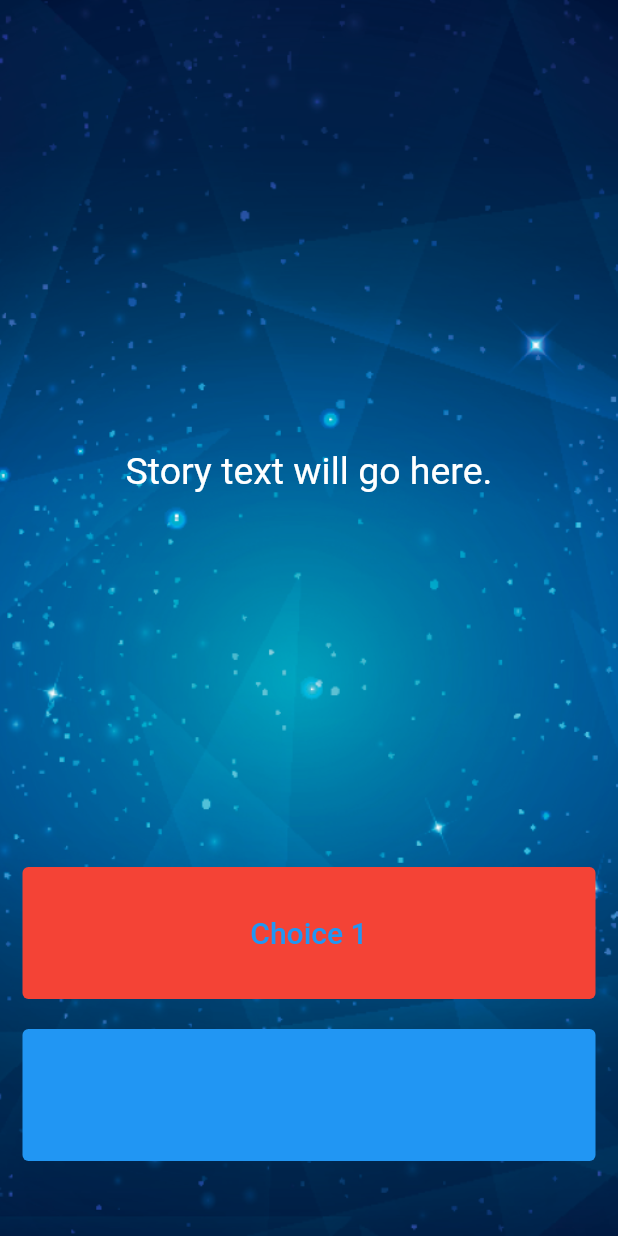
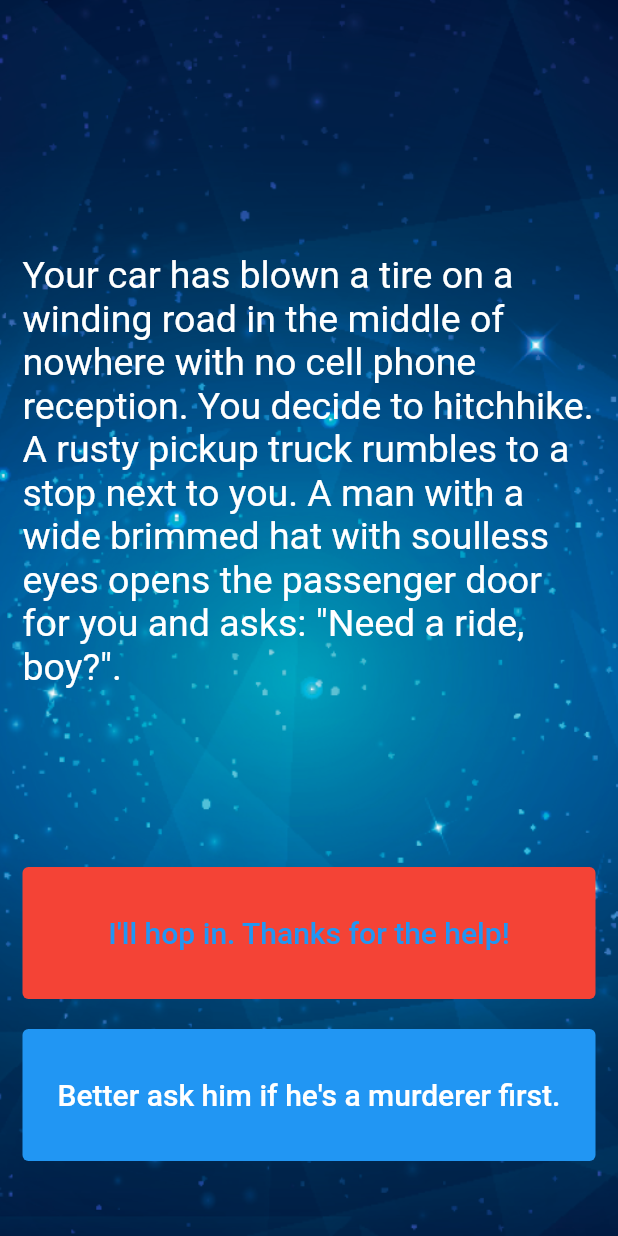
Before and after one commit to palisadoes/destini-challenge, a Flutter app: the screen it shows after launch, on a phone screen of 412 x 824 dp. Run offline on Flutter 3.47's test engine with Material 2 defaults, Android fonts, the phone set to English and light mode, and no system bars.

Commit message:
Completed Steps 9-15

```diff
--- a/lib/main.dart
+++ b/lib/main.dart
@@ -1,4 +1,6 @@
 import 'package:flutter/material.dart';
+
+import 'story_brain.dart';
 
 //TODO: Step 15 - Run the app and see if you can see the screen update with the first story. Delete this TODO if it looks as you expected.
 
@@ -14,6 +16,7 @@ class Destini extends StatelessWidget {
 }
 
 //TODO: Step 9 - Create a new storyBrain object from the StoryBrain class.
+StoryBrain storyBrain = StoryBrain();
 
 class StoryPage extends StatefulWidget {
   _StoryPageState createState() => _StoryPageState();
@@ -42,7 +45,7 @@ class _StoryPageState extends State<StoryPage> {
                 child: Center(
                   child: Text(
                     //TODO: Step 10 - use the storyBrain to get the first story title and display it in this Text Widget.
-                    'Story text will go here.',
+                    storyBrain.getStory(),
                     style: TextStyle(
                       fontSize: 25.0,
                     ),
@@ -60,7 +63,7 @@ class _StoryPageState extends State<StoryPage> {
                       backgroundColor: MaterialStateProperty.all(Colors.red)),
                   child: Text(
                     //TODO: Step 13 - Use the storyBrain to get the text for choice 1.
-                    'Choice 1',
+                    storyBrain.getChoice1(),
                     style: TextStyle(
                       fontSize: 20.0,
                     ),
@@ -83,9 +86,10 @@ class _StoryPageState extends State<StoryPage> {
                       backgroundColor: MaterialStateProperty.all(Colors.blue)),
                   child: Text(
                     //TODO: Step 14 - Use the storyBrain to get the text for choice 2.
-                    'Choice 2',
+                    storyBrain.getChoice2(),
                     style: TextStyle(
                       fontSize: 20.0,
+                      color: Colors.white,
                     ),
                   ),
                 ),
```
Also changed, not shown: lib/story_brain.dart (+10 -4 lines).
